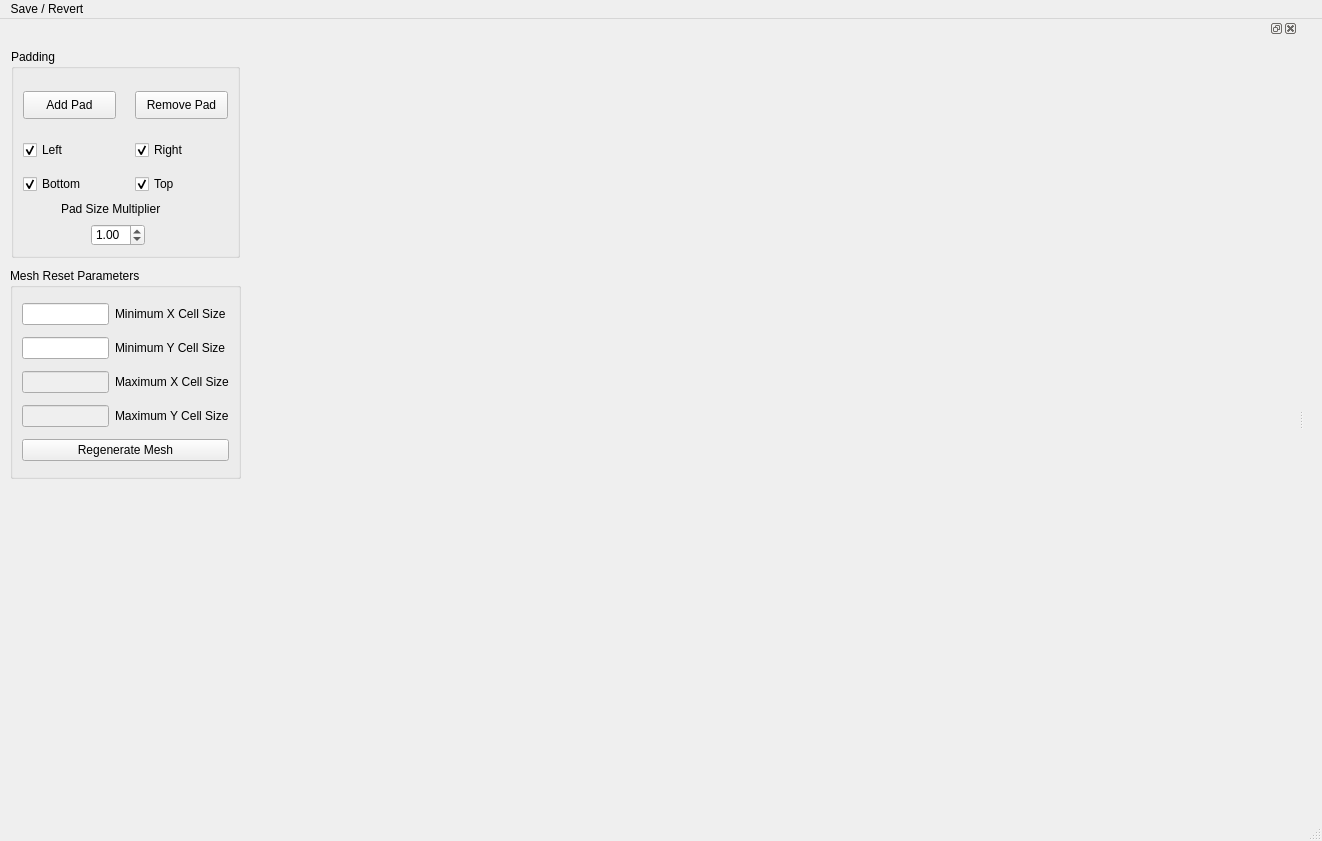
Above: ModelGUI/mesh_designer.ui from eroots/pyMT before the change. Below: the same form after it.
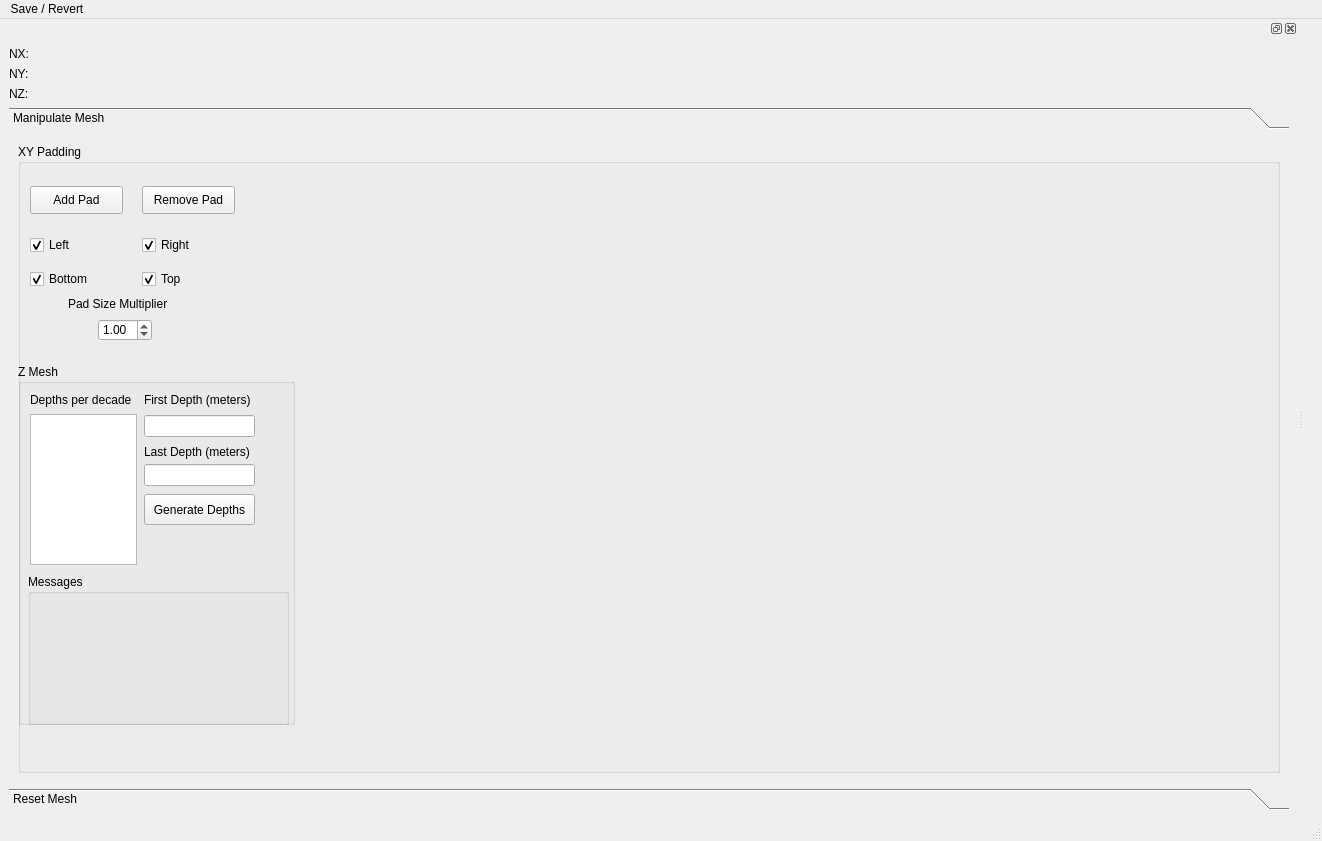
That is the form after the change.

Commit message: More changes to mesh_designer

What changed in the file:
```diff
--- a/ModelGUI/mesh_designer.ui
+++ b/ModelGUI/mesh_designer.ui
@@ -37,16 +37,35 @@
    </layout>
   </widget>
   <widget class="QStatusBar" name="statusbar"/>
+  <widget class="QMenuBar" name="menubar">
+   <property name="geometry">
+    <rect>
+     <x>0</x>
+     <y>0</y>
+     <width>1322</width>
+     <height>26</height>
+    </rect>
+   </property>
+   <widget class="QMenu" name="menuWrite_Model">
+    <property name="title">
+     <string>Save / Revert</string>
+    </property>
+    <addaction name="writeModel"/>
+    <addaction name="saveProgress"/>
+    <addaction name="revertProgress"/>
+   </widget>
+   <addaction name="menuWrite_Model"/>
+  </widget>
   <widget class="QDockWidget" name="dockWidget">
    <property name="sizePolicy">
-    <sizepolicy hsizetype="Preferred" vsizetype="Preferred">
+    <sizepolicy hsizetype="Expanding" vsizetype="Preferred">
      <horstretch>0</horstretch>
      <verstretch>0</verstretch>
     </sizepolicy>
    </property>
    <property name="minimumSize">
     <size>
-     <width>250</width>
+     <width>311</width>
      <height>500</height>
     </size>
    </property>
@@ -54,17 +73,50 @@
     <number>1</number>
    </attribute>
    <widget class="QWidget" name="dockWidgetContents">
+    <layout class="QGridLayout" name="gridLayout_3">
+     <item row="2" column="0">
+      <widget class="QLabel" name="label_11">
+       <property name="text">
+        <string>NZ:</string>
+       </property>
+      </widget>
+     </item>
+     <item row="0" column="0">
+      <widget class="QLabel" name="label_9">
+       <property name="text">
+        <string>NX: </string>
+       </property>
+      </widget>
+     </item>
+     <item row="1" column="0">
+      <widget class="QLabel" name="label_10">
+       <property name="text">
+        <string>NY:</string>
+       </property>
+      </widget>
+     </item>
+     <item row="3" column="0">
+      <widget class="QToolBox" name="toolBox">
+       <property name="currentIndex">
+        <number>0</number>
+       </property>
+       <widget class="QWidget" name="page_3">
+        <property name="geometry">
+         <rect>
+          <x>0</x>
+          <y>0</y>
+          <width>299</width>
+          <height>611</height>
+         </rect>
+        </property>
+        <attribute name="label">
+         <string>Manipulate Mesh</string>
+        </attribute>
+        <layout class="QVBoxLayout" name="verticalLayout_2">
+         <item>
     <widget class="QGroupBox" name="groupBox">
-     <property name="geometry">
-      <rect>
-       <x>11</x>
-       <y>11</y>
-       <width>229</width>
-       <height>209</height>
-      </rect>
-     </property>
      <property name="title">
-      <string>Padding</string>
+            <string>XY Padding</string>
      </property>
      <widget class="QCheckBox" name="padTop">
       <property name="geometry">
@@ -188,12 +240,163 @@
        <double>1.000000000000000</double>
       </property>
      </widget>
-    </widget>
+           <widget class="QGroupBox" name="groupBox_2">
+            <property name="geometry">
+             <rect>
+              <x>0</x>
+              <y>220</y>
+              <width>277</width>
+              <height>361</height>
+             </rect>
+            </property>
+            <property name="title">
+             <string>Z Mesh</string>
+            </property>
+            <widget class="QPushButton" name="genDepths">
+             <property name="geometry">
+              <rect>
+               <x>126</x>
+               <y>130</y>
+               <width>111</width>
+               <height>31</height>
+              </rect>
+             </property>
+             <property name="text">
+              <string>Generate Depths</string>
+             </property>
+            </widget>
+            <widget class="QLabel" name="label_6">
+             <property name="geometry">
+              <rect>
+               <x>126</x>
+               <y>28</y>
+               <width>121</width>
+               <height>16</height>
+              </rect>
+             </property>
+             <property name="text">
+              <string>First Depth (meters)</string>
+             </property>
+            </widget>
+            <widget class="QLabel" name="label_8">
+             <property name="geometry">
+              <rect>
+               <x>12</x>
+               <y>28</y>
+               <width>107</width>
+               <height>16</height>
+              </rect>
+             </property>
+             <property name="text">
+              <string>Depths per decade</string>
+             </property>
+            </widget>
+            <widget class="QLineEdit" name="maxDepth">
+             <property name="geometry">
+              <rect>
+               <x>126</x>
+               <y>100</y>
+               <width>111</width>
+               <height>22</height>
+              </rect>
+             </property>
+            </widget>
+            <widget class="QListWidget" name="zPerDecade">
+             <property name="geometry">
+              <rect>
+               <x>12</x>
+               <y>50</y>
+               <width>107</width>
+               <height>151</height>
+              </rect>
+             </property>
+             <property name="font">
+              <font>
+               <pointsize>8</pointsize>
+              </font>
+             </property>
+            </widget>
+            <widget class="QLineEdit" name="minDepth">
+             <property name="geometry">
+              <rect>
+               <x>126</x>
+               <y>51</y>
+               <width>111</width>
+               <height>22</height>
+              </rect>
+             </property>
+            </widget>
+            <widget class="QLabel" name="label_7">
+             <property name="geometry">
+              <rect>
+               <x>126</x>
+               <y>80</y>
+               <width>121</width>
+               <height>16</height>
+              </rect>
+             </property>
+             <property name="text">
+              <string>Last Depth (meters)</string>
+             </property>
+            </widget>
+            <widget class="QGroupBox" name="groupBox_3">
+             <property name="geometry">
+              <rect>
+               <x>10</x>
+               <y>210</y>
+               <width>261</width>
+               <height>151</height>
+              </rect>
+             </property>
+             <property name="title">
+              <string>Messages</string>
+             </property>
+             <layout class="QGridLayout" name="gridLayout_2">
+              <item row="0" column="0">
+               <widget class="QLabel" name="messages">
+                <property name="text">
+                 <string/>
+                </property>
+                <property name="wordWrap">
+                 <bool>true</bool>
+                </property>
+               </widget>
+              </item>
+             </layout>
+            </widget>
+           </widget>
+           <zorder>padTop</zorder>
+           <zorder>padLeft</zorder>
+           <zorder>padRight</zorder>
+           <zorder>padBottom</zorder>
+           <zorder>addPad</zorder>
+           <zorder>removePad</zorder>
+           <zorder>label</zorder>
+           <zorder>padMult</zorder>
+           <zorder>groupBox_2</zorder>
+           <zorder>groupBox_2</zorder>
+           <zorder>groupBox_2</zorder>
+          </widget>
+         </item>
+        </layout>
+       </widget>
+       <widget class="QWidget" name="page_4">
+        <property name="geometry">
+         <rect>
+          <x>0</x>
+          <y>0</y>
+          <width>299</width>
+          <height>611</height>
+         </rect>
+        </property>
+        <attribute name="label">
+         <string>Reset Mesh</string>
+        </attribute>
     <widget class="QGroupBox" name="meshGen">
      <property name="geometry">
       <rect>
        <x>10</x>
-       <y>230</y>
+           <y>10</y>
        <width>231</width>
        <height>211</height>
       </rect>
@@ -261,24 +464,9 @@
     </widget>
    </widget>
   </widget>
-  <widget class="QMenuBar" name="menubar">
-   <property name="geometry">
-    <rect>
-     <x>0</x>
-     <y>0</y>
-     <width>1322</width>
-     <height>26</height>
-    </rect>
-   </property>
-   <widget class="QMenu" name="menuWrite_Model">
-    <property name="title">
-     <string>Save / Revert</string>
-    </property>
-    <addaction name="writeModel"/>
-    <addaction name="saveProgress"/>
-    <addaction name="revertProgress"/>
+     </item>
+    </layout>
    </widget>
-   <addaction name="menuWrite_Model"/>
   </widget>
   <action name="writeModel">
    <property name="text">
```
Lines whose indentation alone changed are shown as unchanged. The commit also changes 8 other files.
